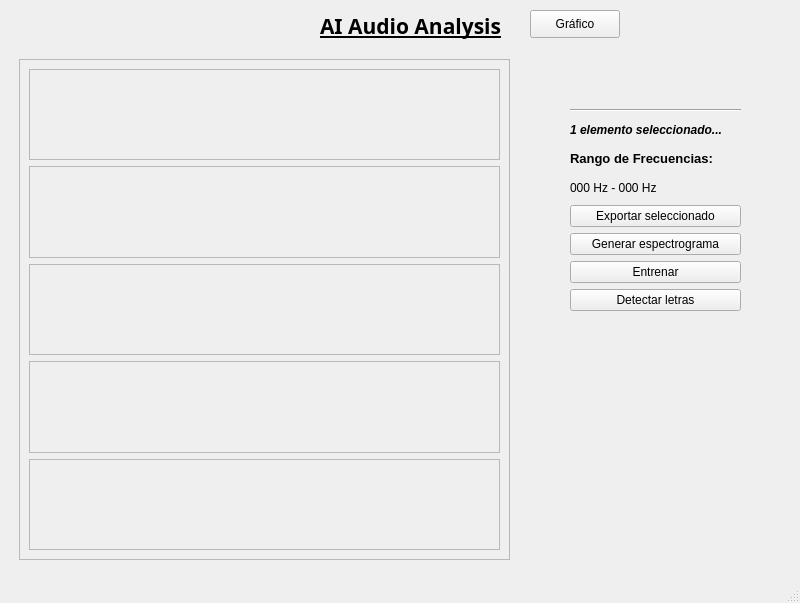
The window that main.ui (darkmclo/audio-ai-project) describes before a commit, drawn with Qt 5.
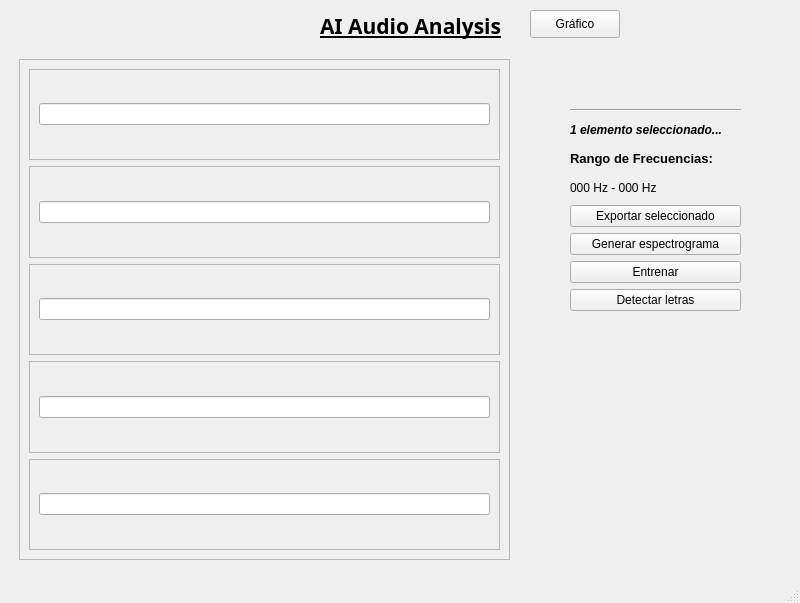
The same window after the commit.

Commit message: 5 stems en el programa

What changed in the file:
```diff
--- a/main.ui
+++ b/main.ui
@@ -196,6 +196,15 @@
           <property name="frameShadow">
            <enum>QFrame::Raised</enum>
           </property>
+          <layout class="QVBoxLayout" name="verticalLayout_4">
+           <item>
+            <layout class="QVBoxLayout" name="frame_graphic_1">
+             <item>
+              <widget class="QLineEdit" name="filelocation_1"/>
+             </item>
+            </layout>
+           </item>
+          </layout>
          </widget>
         </item>
         <item>
@@ -209,6 +218,15 @@
           <property name="frameShadow">
            <enum>QFrame::Raised</enum>
           </property>
+          <layout class="QVBoxLayout" name="verticalLayout_5">
+           <item>
+            <layout class="QVBoxLayout" name="frame_graphic_2">
+             <item>
+              <widget class="QLineEdit" name="filelocation_2"/>
+             </item>
+            </layout>
+           </item>
+          </layout>
          </widget>
         </item>
         <item>
@@ -222,6 +240,15 @@
           <property name="frameShadow">
            <enum>QFrame::Raised</enum>
           </property>
+          <layout class="QVBoxLayout" name="verticalLayout_6">
+           <item>
+            <layout class="QVBoxLayout" name="frame_graphic_3">
+             <item>
+              <widget class="QLineEdit" name="filelocation_3"/>
+             </item>
+            </layout>
+           </item>
+          </layout>
          </widget>
         </item>
         <item>
@@ -235,6 +262,15 @@
           <property name="frameShadow">
            <enum>QFrame::Raised</enum>
           </property>
+          <layout class="QVBoxLayout" name="verticalLayout_7">
+           <item>
+            <layout class="QVBoxLayout" name="frame_graphic_4">
+             <item>
+              <widget class="QLineEdit" name="filelocation_4"/>
+             </item>
+            </layout>
+           </item>
+          </layout>
          </widget>
         </item>
         <item>
@@ -248,6 +284,15 @@
           <property name="frameShadow">
            <enum>QFrame::Raised</enum>
           </property>
+          <layout class="QVBoxLayout" name="verticalLayout_8">
+           <item>
+            <layout class="QVBoxLayout" name="frame_graphic_5">
+             <item>
+              <widget class="QLineEdit" name="filelocation_5"/>
+             </item>
+            </layout>
+           </item>
+          </layout>
          </widget>
         </item>
        </layout>
```
Left out of the diff: 10 changed lines with no effect on the pictures. The commit also changes 1 other file.
